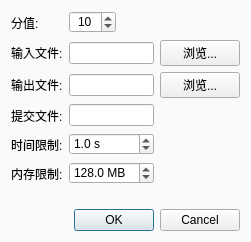
Before: the Qt Designer form src/forms/addtestcasedialog.ui in sxyzccr/CCR-Plus, drawn with Qt 5.
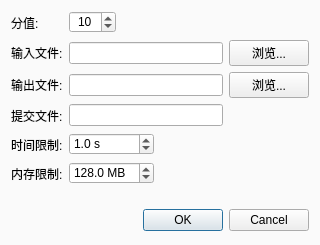
After: the same form once the commit is applied.

What changed in the file:
```diff
--- a/src/forms/addtestcasedialog.ui
+++ b/src/forms/addtestcasedialog.ui
@@ -6,8 +6,8 @@
    <rect>
     <x>0</x>
     <y>0</y>
-    <width>244</width>
-    <height>233</height>
+    <width>320</width>
+    <height>245</height>
    </rect>
   </property>
   <property name="sizePolicy">
@@ -16,6 +16,12 @@
     <verstretch>0</verstretch>
    </sizepolicy>
   </property>
+  <property name="minimumSize">
+   <size>
+    <width>320</width>
+    <height>0</height>
+   </size>
+  </property>
   <property name="windowTitle">
    <string>添加测试点</string>
   </property>
@@ -57,6 +63,12 @@
    </item>
    <item row="0" column="0">
     <widget class="QLabel" name="label_1">
+     <property name="sizePolicy">
+      <sizepolicy hsizetype="Fixed" vsizetype="Preferred">
+       <horstretch>0</horstretch>
+       <verstretch>0</verstretch>
+      </sizepolicy>
+     </property>
      <property name="minimumSize">
       <size>
        <width>0</width>
```
Left out of the diff: 50 changed lines with no effect on the pictures.
